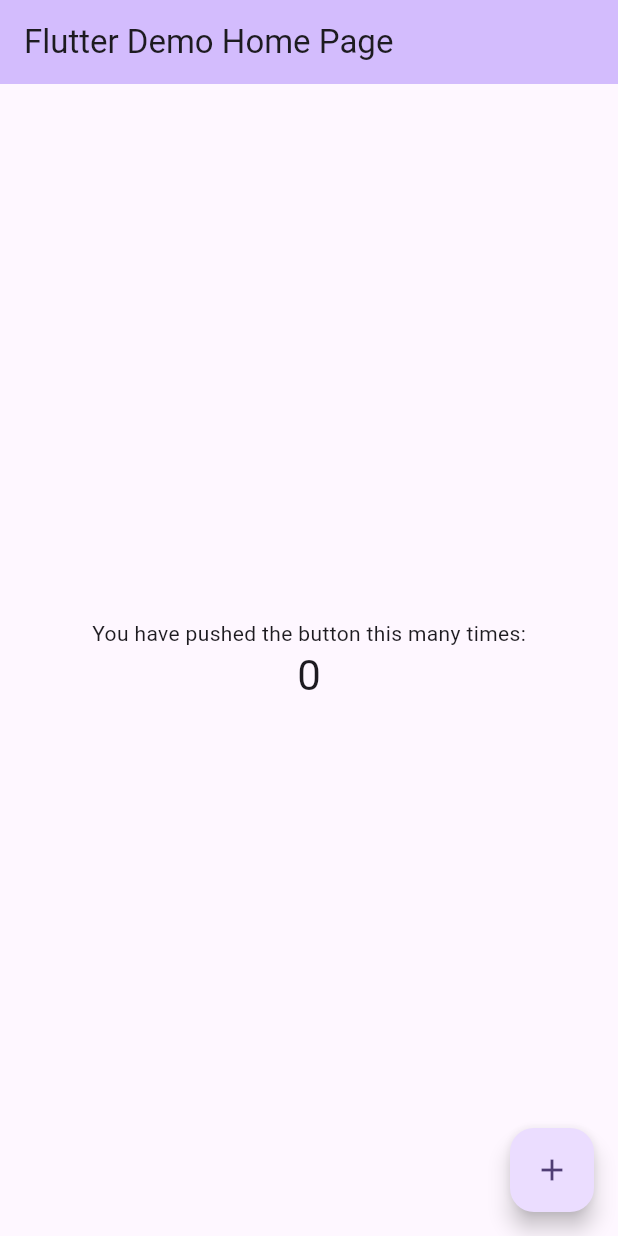
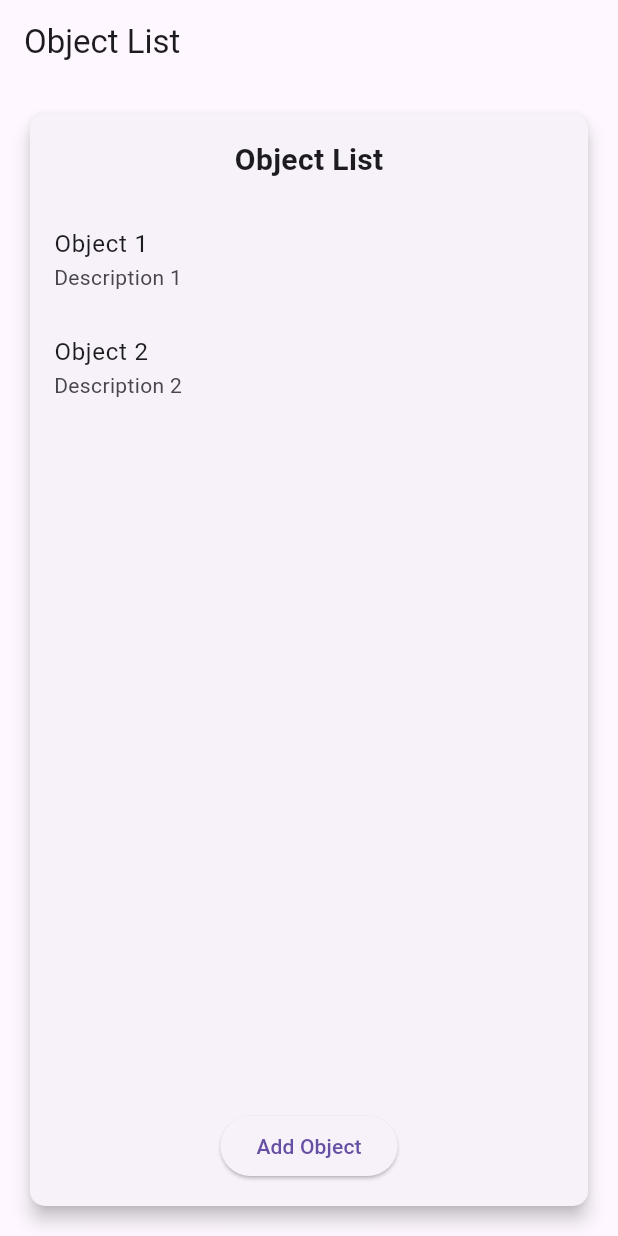
Before and after one commit to Edi013/RemindMe, a Flutter app: the screen it shows after launch, on a phone screen of 412 x 824 dp. Run offline on Flutter 3.47's test engine with Material 3 defaults, Android fonts, the phone set to English and light mode, and no system bars.

Commit message:
Setup an app with ChangeNotifier  state management  and 3 screens : view list & edit / add item.

```diff
--- a/remind_me_fe/lib/main.dart
+++ b/remind_me_fe/lib/main.dart
@@ -1,69 +1,30 @@
 import 'package:flutter/material.dart';
+import 'package:provider/provider.dart';
+import 'package:remind_me_fe/providers/object_provider.dart';
+import 'package:remind_me_fe/screens/add_screen.dart';
+import 'package:remind_me_fe/screens/form_screen.dart';
+import 'package:remind_me_fe/screens/list_screen.dart';
 
 void main() {
-  runApp(const MyApp());
+  runApp(
+    ChangeNotifierProvider(
+      create: (context) => ObjectProvider(),
+      child: MyApp(),
+    ),
+  );
 }
 
 class MyApp extends StatelessWidget {
-  const MyApp({super.key});
-
   @override
   Widget build(BuildContext context) {
     return MaterialApp(
-      title: 'Flutter Demo',
-      theme: ThemeData(
-        colorScheme: ColorScheme.fromSeed(seedColor: Colors.deepPurple),
-        useMaterial3: true,
-      ),
-      home: const MyHomePage(title: 'Flutter Demo Home Page'),
+      title: 'Object App',
+      initialRoute: '/list',
+      routes: {
+        '/list': (context) => ListScreen(),
+        '/form': (context) => FormScreen(),
+        '/add': (context) => AddScreen(),
+      },
     );
   }
 }
-
-class MyHomePage extends StatefulWidget {
-  const MyHomePage({super.key, required this.title});
-
-  final String title;
-
-  @override
-  State<MyHomePage> createState() => _MyHomePageState();
-}
-
-class _MyHomePageState extends State<MyHomePage> {
-  int _counter = 0;
-
-  void _incrementCounter() {
-    setState(() {
-      _counter++;
-    });
-  }
-
-  @override
-  Widget build(BuildContext context) {
-    return Scaffold(
-      appBar: AppBar(
-        backgroundColor: Theme.of(context).colorScheme.inversePrimary,
-        title: Text(widget.title),
-      ),
-      body: Center(
-        child: Column(
-          mainAxisAlignment: MainAxisAlignment.center,
-          children: <Widget>[
-            const Text(
-              'You have pushed the button this many times:',
-            ),
-            Text(
-              '$_counter',
-              style: Theme.of(context).textTheme.headlineMedium,
-            ),
-          ],
-        ),
-      ),
-      floatingActionButton: FloatingActionButton(
-        onPressed: _incrementCounter,
-        tooltip: 'Increment',
-        child: const Icon(Icons.add),
-      ),
-    );
-  }
-}
--- /dev/null
+++ b/remind_me_fe/lib/models/object_model.dart
@@ -0,0 +1,6 @@
+class ObjectModel {
+  String name;
+  String description;
+
+  ObjectModel({required this.name, required this.description});
+}
--- /dev/null
+++ b/remind_me_fe/lib/providers/object_provider.dart
@@ -0,0 +1,21 @@
+import 'package:flutter/foundation.dart';
+import 'package:remind_me_fe/models/object_model.dart';
+
+class ObjectProvider extends ChangeNotifier {
+  List<ObjectModel> _objects = [
+    ObjectModel(name: 'Object 1', description: 'Description 1'),
+    ObjectModel(name: 'Object 2', description: 'Description 2'),
+  ];
+
+  List<ObjectModel> get objects => _objects;
+
+  void addObject(ObjectModel object) {
+    _objects.add(object);
+    notifyListeners();
+  }
+
+  void updateObject(int index, ObjectModel updatedObject) {
+    _objects[index] = updatedObject;
+    notifyListeners();
+  }
+}
--- /dev/null
+++ b/remind_me_fe/lib/screens/list_screen.dart
@@ -0,0 +1,70 @@
+import 'package:flutter/material.dart';
+import 'package:provider/provider.dart';
+import 'package:remind_me_fe/models/object_model.dart';
+import 'package:remind_me_fe/providers/object_provider.dart';
+
+class ListScreen extends StatelessWidget {
+  @override
+  Widget build(BuildContext context) {
+    return Scaffold(
+      appBar: AppBar(
+        title: Text('Object List'),
+      ),
+      body: Container(
+        padding: EdgeInsets.all(16.0),
+        child: Card(
+          elevation: 5.0,
+          shape: RoundedRectangleBorder(
+            borderRadius: BorderRadius.circular(10.0),
+          ),
+          child: Column(
+            children: [
+              Padding(
+                padding: const EdgeInsets.all(16.0),
+                child: Text(
+                  'Object List',
+                  style: TextStyle(
+                    fontSize: 20.0,
+                    fontWeight: FontWeight.bold,
+                  ),
+                ),
+              ),
+              Expanded(
+                child: Consumer<ObjectProvider>(
+                  builder: (context, objectProvider, child) {
+                    return ListView.builder(
+                      itemCount: objectProvider.objects.length,
+                      itemBuilder: (context, index) {
+                        ObjectModel object = objectProvider.objects[index];
+                        return ListTile(
+                          title: Text(object.name),
+                          subtitle: Text(object.description),
+                          onTap: () {
+                            Navigator.pushNamed(
+                              context,
+                              '/form',
+                              arguments: {'index': index, 'object': object},
+                            );
+                          },
+                        );
+                      },
+                    );
+                  },
+                ),
+              ),
+              Padding(
+                padding: const EdgeInsets.all(16.0),
+                child: ElevatedButton(
+                  onPressed: () {
+                    Navigator.pushNamed(context, '/add');
+                  },
+                  child: Text('Add Object'),
+                ),
+              ),
+            ],
+          ),
+        ),
+      ),
+    );
+  }
+}
--- a/remind_me_fe/pubspec.yaml
+++ b/remind_me_fe/pubspec.yaml
@@ -35,6 +35,8 @@ dependencies:
   # The following adds the Cupertino Icons font to your application.
   # Use with the CupertinoIcons class for iOS style icons.
   cupertino_icons: ^1.0.2
+  hooks_riverpod: ^2.4.8
+  provider: ^6.1.1
 
 dev_dependencies:
   flutter_test:
```
Also changed, not shown: remind_me_fe/lib/screens/add_screen.dart (added, +55 -0 lines), remind_me_fe/lib/screens/form_screen.dart (added, +57 -0 lines), remind_me_fe/pubspec.lock, 1 other file.
